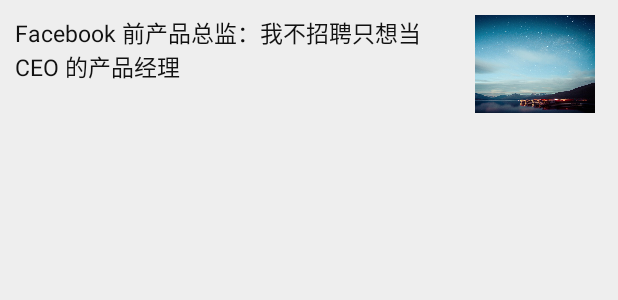
After one commit to Erlangshen/BihuDaily, an Android app: the layout bihu_list_item.xml on its own in the app's theme, with its tools: preview values and no code run, on a phone screen of 412 x 824 dp. The commit adds this screen. Shown: the top 300 px of the screen. Run offline under Robolectric (Android 15) with nearby library versions, the phone set to English and light mode, and no system bars.

Commit message:
初步展示首页数据，但是没有添加轮询广告。

```diff
--- /dev/null
+++ b/app/src/main/res/layout/bihu_list_item.xml
@@ -0,0 +1,27 @@
+<?xml version="1.0" encoding="utf-8"?>
+<LinearLayout xmlns:android="http://schemas.android.com/apk/res/android"
+    android:layout_width="match_parent"
+    android:layout_height="match_parent"
+    android:background="#EEEEEE"
+    android:orientation="horizontal"
+    android:padding="10dp">
+
+    <TextView
+        android:id="@+id/titleTv"
+        android:layout_width="0dp"
+        android:layout_height="wrap_content"
+        android:layout_weight="1"
+        android:text="Facebook 前产品总监：我不招聘只想当 CEO 的产品经理"
+        android:textColor="#111111"
+        android:textSize="15sp" />
+
+    <ImageView
+        android:id="@+id/itemImage"
+        android:layout_width="80dp"
+        android:layout_height="65dp"
+        android:layout_marginLeft="15dp"
+        android:layout_marginRight="5dp"
+        android:scaleType="fitXY"
+        android:src="@drawable/splash" />
+
+</LinearLayout>
```
Also changed, not shown: app/src/main/java/com/lk/bihu/BihuApplication.java (+17 -1 lines), app/src/main/java/com/lk/bihu/adapter/BihuListAdapter.java (+45 -2 lines), app/src/main/java/com/lk/bihu/fragment/ContentFragment.java (+49 -56 lines), app/src/main/res/drawable/defaultcovers.png (added).
